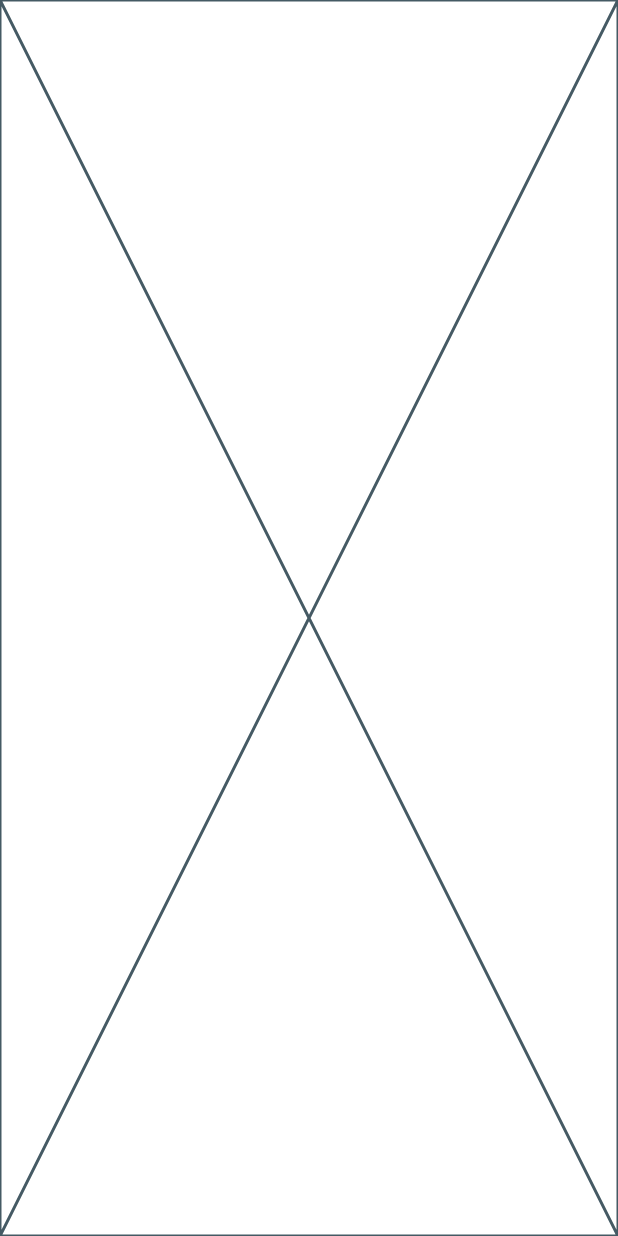
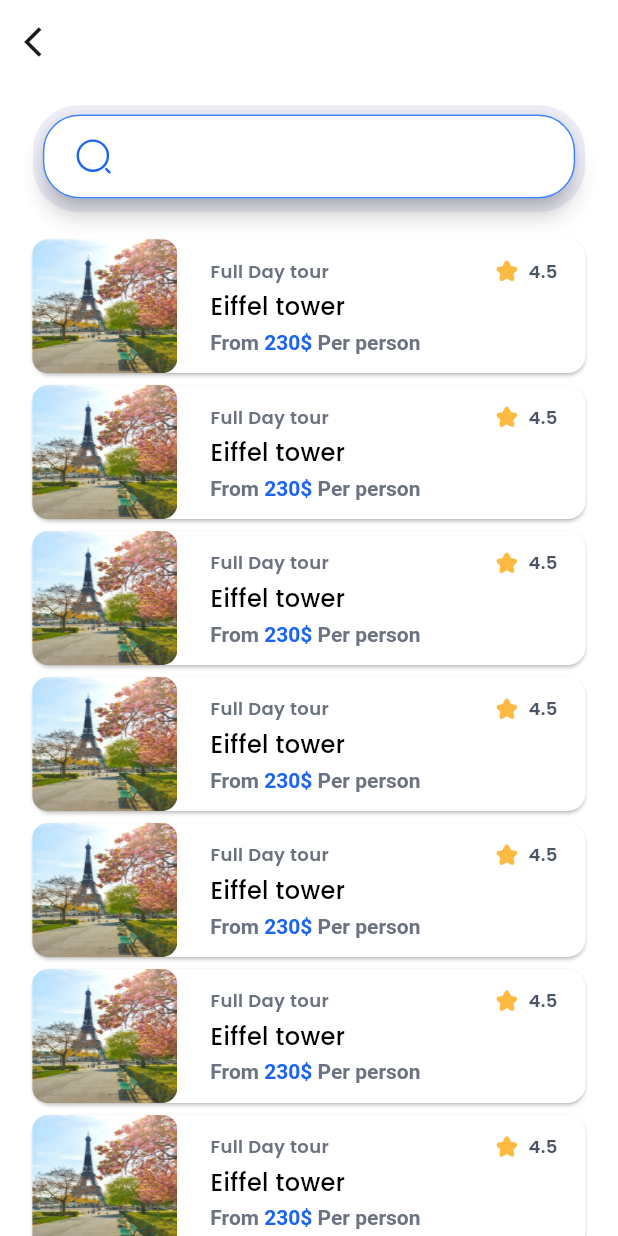
Before and after one commit to ahmedasaber/Round-5-safarni, a Flutter app: the screen it shows after launch, on a phone screen of 412 x 824 dp. Run offline on Flutter 3.47's test engine with Material 3 defaults, Android fonts, the phone set to English and light mode, and no system bars; our stand-ins replace flutter_bloc, flutter_screenutil, flutter_svg, get_it.

Commit message:
finish internal tour screen

```diff
--- /dev/null
+++ b/checks.json
@@ -0,0 +1 @@
+{"enabled":true,"categories":{}}
--- a/lib/core/utils/app_styles.dart
+++ b/lib/core/utils/app_styles.dart
@@ -1,3 +1,61 @@
-abstract class TextStyles{
+import 'package:flutter/material.dart';
 
+abstract class TextStyles {
+  static TextStyle font12GreySemibold = TextStyle(
+    fontSize: 12,
+    color: Color(0xff6B7280),
+    fontWeight: FontWeight.w600,
+  );
+  static TextStyle font16BlackMedium = TextStyle(
+    fontSize: 16,
+    color: Colors.black,
+    fontWeight: FontWeight.w500,
+  );
+  static TextStyle font16BlackSemiBold = TextStyle(
+    fontSize: 16,
+    color: Colors.black,
+    fontWeight: FontWeight.w600,
+  );
+  static TextStyle font14GreyBold = TextStyle(
+    fontSize: 14,
+    color: Color(0xff6B7280),
+
+    fontWeight: FontWeight.w700,
+  );
+  static TextStyle font10GreySemiBold = TextStyle(
+    fontSize: 10,
+    color: Color(0xff6B7280),
+
+    fontWeight: FontWeight.w600,
+  );
+  static TextStyle font12GreyMedium = TextStyle(
+    fontSize: 12,
+    color: Color(0xff6B7280),
+
+    fontWeight: FontWeight.w500,
+  );
+  static TextStyle font12DarkGreySemiBold = TextStyle(
+    fontSize: 12,
+    color: Color(0xff4B5563),
+
+    fontWeight: FontWeight.w600,
+  );
+  static TextStyle font14DarkGreyMedium = TextStyle(
+    fontSize: 14,
+    color: Color(0xff4B5563),
+
+    fontWeight: FontWeight.w600,
+  );
+  static TextStyle font17BlackMedium = TextStyle(
+    fontSize: 17,
+    color: Colors.black,
+
+    fontWeight: FontWeight.w500,
+  );
+  static TextStyle font15BlackRegular = TextStyle(
+    fontSize: 15,
+    color: Colors.black,
+
+    fontWeight: FontWeight.w400,
+  );
 }
--- a/lib/core/utils/on_generate_routes.dart
+++ b/lib/core/utils/on_generate_routes.dart
@@ -1,10 +1,17 @@
 import 'package:flutter/material.dart';
+import 'package:safarni/core/utils/routes.dart';
 import 'package:safarni/features/home/presentation/views/pages/home_view.dart';
+import 'package:safarni/features/internal_tour/presentation/views/pages/destination_page.dart';
+import 'package:safarni/features/internal_tour/presentation/views/pages/internal_tour_page.dart';
 
-Route<dynamic> onGenerateRoute(RouteSettings settings){
-  switch(settings.name){
-    case HomeView.routeName:
+Route<dynamic> onGenerateRoute(RouteSettings settings) {
+  switch (settings.name) {
+    case Routes.homePage:
       return MaterialPageRoute(builder: (_) => const HomeView());
+    case Routes.internalTourPage:
+      return MaterialPageRoute(builder: (_) => const InternalTourPage());
+    case Routes.destinationPage:
+      return MaterialPageRoute(builder: (_) => const DestinationPage());
     default:
       return MaterialPageRoute(
         builder: (_) => Scaffold(
--- /dev/null
+++ b/lib/core/utils/routes.dart
@@ -0,0 +1,5 @@
+class Routes {
+  static const homePage = "/homePage";
+  static const internalTourPage = "/";
+  static const destinationPage = "/destinationPage";
+}
--- /dev/null
+++ b/lib/features/internal_tour/presentation/views/pages/internal_tour_page.dart
@@ -0,0 +1,28 @@
+import 'package:flutter/material.dart';
+import 'package:flutter_screenutil/flutter_screenutil.dart';
+import 'package:safarni/features/internal_tour/presentation/views/widgets/tours_list_view.dart';
+import 'package:safarni/features/internal_tour/presentation/views/widgets/tours_search_bar.dart';
+
+class InternalTourPage extends StatelessWidget {
+  const InternalTourPage({super.key});
+
+  @override
+  Widget build(BuildContext context) {
+    return Scaffold(
+      backgroundColor: Colors.white,
+      appBar: AppBar(
+        backgroundColor: Colors.white,
+        leading: IconButton(
+          icon: const Icon(Icons.arrow_back_ios),
+          onPressed: () {
+            Navigator.pop(context);
+          },
+        ),
+      ),
+      body: Padding(
+        padding: EdgeInsets.symmetric(horizontal: 16.w),
+        child: Column(children: [ToursSearchBar(), ToursListView()]),
+      ),
+    );
+  }
+}
--- /dev/null
+++ b/lib/features/internal_tour/presentation/views/widgets/tours_list_view.dart
@@ -0,0 +1,18 @@
+import 'package:flutter/material.dart';
+import 'package:safarni/features/internal_tour/presentation/views/widgets/tours_list_view_item.dart';
+
+class ToursListView extends StatelessWidget {
+  const ToursListView({super.key});
+
+  @override
+  Widget build(BuildContext context) {
+    return Expanded(
+      child: ListView.builder(
+        itemCount: 10,
+        itemBuilder: (context, index) {
+          return ToursListViewItem();
+        },
+      ),
+    );
+  }
+}
--- /dev/null
+++ b/lib/features/internal_tour/presentation/views/widgets/tours_list_view_item.dart
@@ -0,0 +1,83 @@
+import 'package:flutter/material.dart';
+import 'package:flutter_svg/flutter_svg.dart';
+import 'package:safarni/core/utils/routes.dart';
+import 'package:safarni/core/utils/app_styles.dart';
+import 'package:flutter_screenutil/flutter_screenutil.dart';
+
+class ToursListViewItem extends StatelessWidget {
+  const ToursListViewItem({super.key});
+
+  @override
+  Widget build(BuildContext context) {
+    return GestureDetector(
+      onTap: () {
+        Navigator.pushNamed(context, Routes.destinationPage);
+      },
+      child: Card(
+        color: Colors.white,
+        elevation: 1,
+        child: Row(
+          children: [
+            Container(
+              height: 88.h,
+              width: 88.w,
+              decoration: BoxDecoration(
+                borderRadius: BorderRadius.circular(16.r),
+              ),
+              child: ClipRRect(
+                borderRadius: BorderRadius.circular(10.r),
+                child: Image(
+                  fit: BoxFit.fill,
+                  image: AssetImage("assets/images/paris.jpg"),
+                ),
+              ),
+            ),
+            SizedBox(width: 20.w),
+
+            Column(
+              crossAxisAlignment: CrossAxisAlignment.start,
+              children: [
+                Row(
+                  children: [
+                    Text("Full Day tour", style: TextStyles.font12GreySemibold),
+                    SizedBox(width: 100.w),
+                    SvgPicture.asset(
+                      "assets/svgs/star.svg",
+                      width: 16.w,
+                      height: 16.h,
+                    ),
+                    SizedBox(width: 5.w),
+                    Text("4.5", style: TextStyles.font12DarkGreySemiBold),
+                  ],
+                ),
+                SizedBox(height: 4.h),
+                Text("Eiffel tower", style: TextStyles.font16BlackMedium),
+                SizedBox(height: 4.h),
+                RichText(
+                  text: TextSpan(
+                    children: [
+                      TextSpan(
+                        text: r"From ",
+                        style: TextStyles.font14GreyBold,
+                      ),
+                      TextSpan(
+                        text: "230\$",
+                        style: TextStyles.font14GreyBold.copyWith(
+                          color: Color(0xff1C64F2),
+                        ),
+                      ),
+                      TextSpan(
+                        text: " Per person",
+                        style: TextStyles.font14GreyBold,
+                      ),
+                    ],
+                  ),
+                ),
+              ],
+            ),
+          ],
+        ),
+      ),
+    );
+  }
+}
--- /dev/null
+++ b/lib/features/internal_tour/presentation/views/widgets/tours_search_bar.dart
@@ -0,0 +1,55 @@
+import 'package:flutter_svg/svg.dart';
+import 'package:flutter/material.dart';
+import 'package:flutter_screenutil/flutter_screenutil.dart';
+
+class ToursSearchBar extends StatelessWidget {
+  const ToursSearchBar({super.key});
+
+  @override
+  Widget build(BuildContext context) {
+    return Stack(
+      children: [
+        Padding(
+          padding: EdgeInsets.only(
+            top: 14.h,
+            bottom: 14.h,
+            right: 4.w,
+            left: 4.w,
+          ),
+          child: Container(
+            height: 70.h,
+            width: double.infinity,
+            decoration: BoxDecoration(
+              borderRadius: BorderRadius.circular(30.r),
+              color: const Color(0xffD9DCF0).withOpacity(0.5),
+            ),
+          ),
+        ),
+        Padding(
+          padding: EdgeInsets.only(
+            top: 20.h,
+            bottom: 20.h,
+            left: 10.w,
+            right: 10.w,
+          ),
+          child: SearchBar(
+            side: WidgetStateProperty.all(
+              const BorderSide(color: Color(0xff3F83F8)),
+            ),
+            shape: WidgetStateProperty.all(
+              RoundedRectangleBorder(borderRadius: BorderRadius.circular(24.r)),
+            ),
+            leading: Padding(
+              padding: EdgeInsets.only(left: 12.w),
+              child: SvgPicture.asset(
+                'assets/svgs/search_icon.svg',
+                height: 30.h,
+              ),
+            ),
+            backgroundColor: WidgetStateProperty.all(Colors.white),
+          ),
+        ),
+      ],
+    );
+  }
+}
--- a/lib/main.dart
+++ b/lib/main.dart
@@ -1,6 +1,7 @@
 import 'package:flutter/material.dart';
 import 'package:flutter_bloc/flutter_bloc.dart';
 import 'package:safarni/core/services/bloc_observer.dart';
+import 'package:flutter_screenutil/flutter_screenutil.dart';
 import 'package:safarni/core/utils/on_generate_routes.dart';
 import 'package:safarni/features/home/presentation/views/pages/home_view.dart';
 
@@ -12,17 +13,23 @@ void main() {
 class SafarniApp extends StatelessWidget {
   const SafarniApp({super.key});
 
-  // This widget is the root of your application.
   @override
   Widget build(BuildContext context) {
+    return ScreenUtilInit(
+      designSize: const Size(375, 812),
+      minTextAdapt: true,
+      splitScreenMode: true,
+      builder: (context, child) {
         return MaterialApp(
           debugShowCheckedModeBanner: false,
-      initialRoute: HomeView.routeName,
+          // initialRoute: HomeView.routeName,
           onGenerateRoute: onGenerateRoute,
           theme: ThemeData(
             fontFamily: 'Poppins',
             scaffoldBackgroundColor: Colors.white,
           ),
         );
+      },
+    );
   }
 }
```
Also changed, not shown: lib/features/internal_tour/presentation/views/pages/destination_page.dart (added, +74 -0 lines), lib/features/internal_tour/presentation/views/widgets/destination_image.dart (added, +63 -0 lines), lib/features/internal_tour/presentation/views/widgets/rating.dart (added, +24 -0 lines), pubspec.yaml (+23 -28 lines), assets/images/activate1.jpg (added), assets/images/activate2.jpg (added), assets/images/paris.jpg (added), assets/svgs/search_icon.svg (added), assets/svgs/star.svg (added), pubspec.lock. Lines whose indentation alone changed are shown as unchanged.
